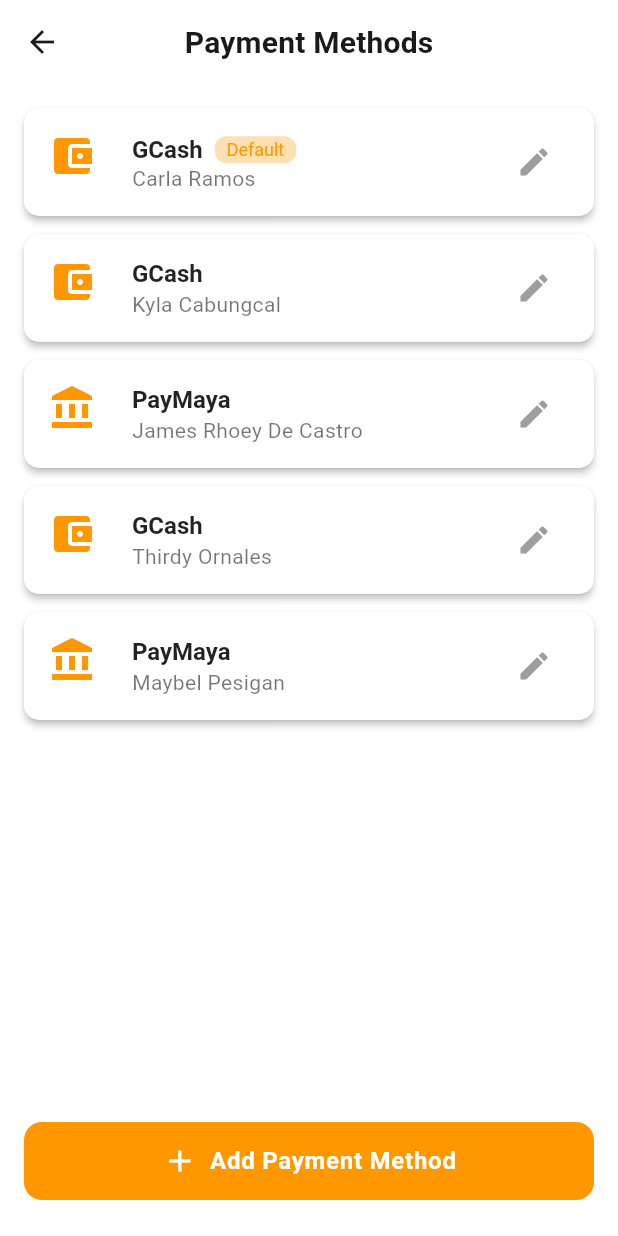
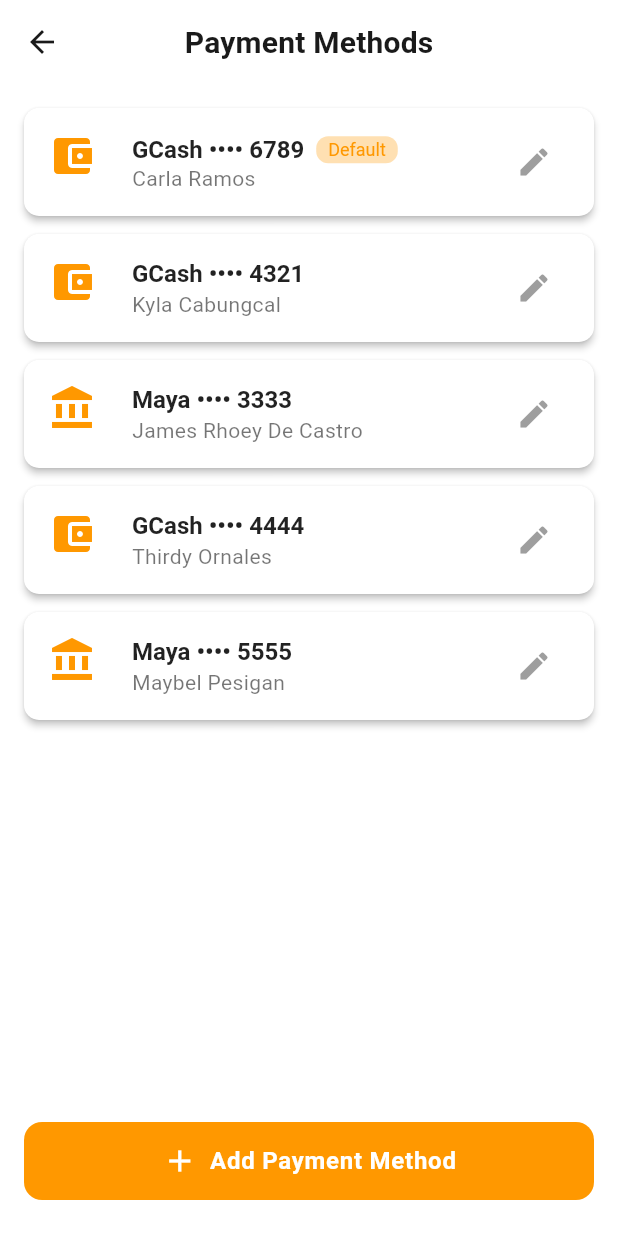
Before and after one commit to jamesrhoey/RamenFullXpress, a Flutter app: the PaymentmethodPage screen opened by its route, on a phone screen of 412 x 824 dp. Run offline on Flutter 3.47's test engine with Material 3 defaults, Android fonts, the phone set to English and light mode, and no system bars.

Commit message:
payment methods

```diff
--- a/ramenmobileapp/lib/edit_payment_method_page.dart
+++ b/ramenmobileapp/lib/edit_payment_method_page.dart
@@ -1,6 +1,5 @@
 import 'package:flutter/material.dart';
-
-enum PaymentType { gcash, maya }
+import 'models/payment_method.dart';
 
 class EditPaymentMethodPage extends StatefulWidget {
   final Map<String, dynamic>? paymentMethod;
@@ -94,22 +93,22 @@ class _EditPaymentMethodPageState extends State<EditPaymentMethodPage> {
                   });
                 },
                 style: ButtonStyle(
-                  backgroundColor: MaterialStateProperty.resolveWith<Color>((
-                    Set<MaterialState> states,
-                  ) {
+                  backgroundColor: MaterialStateProperty.resolveWith<Color>(
+                    (Set<MaterialState> states) {
                       if (states.contains(MaterialState.selected)) {
                         return Colors.deepOrange.withAlpha((0.08 * 255).toInt());
                       }
                       return Colors.grey[50]!;
-                  }),
-                  foregroundColor: MaterialStateProperty.resolveWith<Color>((
-                    Set<MaterialState> states,
-                  ) {
+                    },
+                  ),
+                  foregroundColor: MaterialStateProperty.resolveWith<Color>(
+                    (Set<MaterialState> states) {
                       if (states.contains(MaterialState.selected)) {
                         return Colors.deepOrange;
                       }
                       return Colors.grey;
-                  }),
+                    },
+                  ),
                 ),
               ),
               const SizedBox(height: 24),
@@ -137,9 +136,6 @@ class _EditPaymentMethodPageState extends State<EditPaymentMethodPage> {
                 validator: (value) {
                   if (value == null || value.isEmpty) {
                     return 'Please enter account number';
-                  }
-                  if (!RegExp(r'^\d{11}$').hasMatch(value)) {
-                    return 'Please enter a valid 11-digit account number';
                   }
                   return null;
                 },
--- a/ramenmobileapp/lib/models/payment_method.dart
+++ b/ramenmobileapp/lib/models/payment_method.dart
@@ -21,11 +21,14 @@ class PaymentMethod {
   });
 
   String get displayName {
+    String lastDigits = accountNumber.length >= 4
+        ? accountNumber.substring(accountNumber.length - 4)
+        : accountNumber;
     switch (type) {
       case PaymentType.gcash:
-        return 'GCash •••• ${accountNumber.substring(accountNumber.length - 4)}';
+        return 'GCash •••• ' + lastDigits;
       case PaymentType.maya:
-        return 'Maya •••• ${accountNumber.substring(accountNumber.length - 4)}';
+        return 'Maya •••• ' + lastDigits;
     }
   }
 
--- a/ramenmobileapp/lib/paymentmethod_page.dart
+++ b/ramenmobileapp/lib/paymentmethod_page.dart
@@ -1,5 +1,6 @@
 import 'package:flutter/material.dart';
 import 'models/payment_method.dart';
+import 'edit_payment_method_page.dart';
 
 class PaymentmethodPage extends StatefulWidget {
   const PaymentmethodPage({super.key});
@@ -9,50 +10,131 @@ class PaymentmethodPage extends StatefulWidget {
 }
 
 class _PaymentmethodPageState extends State<PaymentmethodPage> {
-  String defaultMethod = "GCash - Carla Ramos";
-
-  final List<Map<String, dynamic>> paymentMethods = [
-    {
-      "name": "GCash",
-      "icon": Icons.account_balance_wallet,
-      "holder": "Carla Ramos",
-    },
-    {
-      "name": "GCash",
-      "icon": Icons.account_balance_wallet,
-      "holder": "Kyla Cabungcal",
-    },
-    {
-      "name": "PayMaya",
-      "icon": Icons.account_balance,
-      "holder": "James Rhoey De Castro",
-    },
-    {
-      "name": "GCash",
-      "icon": Icons.account_balance_wallet,
-      "holder": "Thirdy Ornales",
-    },
-    {
-      "name": "PayMaya",
-      "icon": Icons.account_balance,
-      "holder": "Maybel Pesigan",
-    },
-  ];
-
-  String getDisplayName(Map<String, dynamic> method) {
-    return "${method['name']} - ${method['holder']}";
-  }
-
-  // Sample payment method data
-  final List<PaymentMethod> paymentMethods = [
+  List<PaymentMethod> paymentMethods = [
     PaymentMethod(
       id: '1',
       type: PaymentType.gcash,
-      title: 'John Doe',
+      title: 'Carla Ramos',
       accountNumber: '09123456789',
       isDefault: true,
     ),
+    PaymentMethod(
+      id: '2',
+      type: PaymentType.gcash,
+      title: 'Kyla Cabungcal',
+      accountNumber: '09987654321',
+      isDefault: false,
+    ),
+    PaymentMethod(
+      id: '3',
+      type: PaymentType.maya,
+      title: 'James Rhoey De Castro',
+      accountNumber: '09112223333',
+      isDefault: false,
+    ),
+    PaymentMethod(
+      id: '4',
+      type: PaymentType.gcash,
+      title: 'Thirdy Ornales',
+      accountNumber: '09223334444',
+      isDefault: false,
+    ),
+    PaymentMethod(
+      id: '5',
+      type: PaymentType.maya,
+      title: 'Maybel Pesigan',
+      accountNumber: '09334445555',
+      isDefault: false,
+    ),
   ];
+
+  void _setDefaultMethod(int index) {
+    setState(() {
+      for (int i = 0; i < paymentMethods.length; i++) {
+        paymentMethods[i] = PaymentMethod(
+          id: paymentMethods[i].id,
+          type: paymentMethods[i].type,
+          title: paymentMethods[i].title,
+          accountNumber: paymentMethods[i].accountNumber,
+          isDefault: i == index,
+        );
+      }
+    });
+  }
+
+  Future<void> _addPaymentMethod() async {
+    final result = await Navigator.push(
+      context,
+      MaterialPageRoute(
+        builder: (context) => const EditPaymentMethodPage(),
+      ),
+    );
+    if (result != null && result is Map<String, dynamic>) {
+      setState(() {
+        // If set as default, unset all others
+        if (result['isDefault'] == true) {
+          for (int i = 0; i < paymentMethods.length; i++) {
+            paymentMethods[i] = PaymentMethod(
+              id: paymentMethods[i].id,
+              type: paymentMethods[i].type,
+              title: paymentMethods[i].title,
+              accountNumber: paymentMethods[i].accountNumber,
+              isDefault: false,
+            );
+          }
+        }
+        paymentMethods.add(
+          PaymentMethod(
+            id: DateTime.now().millisecondsSinceEpoch.toString(),
+            type: result['type'],
+            title: result['title'],
+            accountNumber: result['accountNumber'],
+            isDefault: result['isDefault'] ?? false,
+          ),
+        );
+      });
+    }
+  }
+
+  Future<void> _editPaymentMethod(int index) async {
+    final method = paymentMethods[index];
+    final result = await Navigator.push(
+      context,
+      MaterialPageRoute(
+        builder: (context) => EditPaymentMethodPage(
+          paymentMethod: {
+            'type': method.type,
+            'title': method.title,
+            'accountNumber': method.accountNumber,
+            'isDefault': method.isDefault,
+          },
+        ),
+      ),
+    );
+    if (result != null && result is Map<String, dynamic>) {
+      setState(() {
+        // If set as default, unset all others
+        if (result['isDefault'] == true) {
+          for (int i = 0; i < paymentMethods.length; i++) {
+            paymentMethods[i] = PaymentMethod(
+              id: paymentMethods[i].id,
+              type: paymentMethods[i].type,
+              title: paymentMethods[i].title,
+              accountNumber: paymentMethods[i].accountNumber,
+              isDefault: false,
+            );
+          }
+        }
+        paymentMethods[index] = PaymentMethod(
+          id: method.id,
+          type: result['type'],
+          title: result['title'],
+          accountNumber: result['accountNumber'],
+          isDefault: result['isDefault'] ?? false,
+        );
+      });
+    }
+  }
 
   @override
   Widget build(BuildContext context) {
@@ -65,7 +147,6 @@ class _PaymentmethodPageState extends State<PaymentmethodPage> {
         ),
         centerTitle: true,
       ),
-
       body: Column(
         children: [
           Expanded(
@@ -74,8 +155,6 @@ class _PaymentmethodPageState extends State<PaymentmethodPage> {
               itemCount: paymentMethods.length,
               itemBuilder: (context, index) {
                 final method = paymentMethods[index];
-                final isDefault = getDisplayName(method) == defaultMethod;
-
                 return Card(
                   margin: const EdgeInsets.only(bottom: 12),
                   elevation: 2,
@@ -84,17 +163,17 @@ class _PaymentmethodPageState extends State<PaymentmethodPage> {
                   ),
                   child: ListTile(
                     leading: Icon(
-                      method['icon'],
+                      method.icon,
                       color: Colors.orange,
                       size: 32,
                     ),
                     title: Row(
                       children: [
                         Text(
-                          method['name'],
+                          method.displayName,
                           style: const TextStyle(fontWeight: FontWeight.bold),
                         ),
-                        if (isDefault)
+                        if (method.isDefault)
                           Container(
                             margin: const EdgeInsets.only(left: 8),
                             padding: const EdgeInsets.symmetric(
@@ -115,17 +194,15 @@ class _PaymentmethodPageState extends State<PaymentmethodPage> {
                           ),
                       ],
                     ),
-                    subtitle: Text(method['holder']),
+                    subtitle: Text(method.title),
                     trailing: IconButton(
                       icon: const Icon(Icons.edit, color: Colors.grey),
                       onPressed: () {
-                        // Edit logic here
+                        _editPaymentMethod(index);
                       },
                     ),
                     onTap: () {
-                      setState(() {
-                        defaultMethod = getDisplayName(method);
-                      });
+                      _setDefaultMethod(index);
                     },
                   ),
                 );
@@ -137,9 +214,7 @@ class _PaymentmethodPageState extends State<PaymentmethodPage> {
             child: SizedBox(
               width: double.infinity,
               child: ElevatedButton.icon(
-                onPressed: () {
-                  // Add payment method logic
-                },
+                onPressed: _addPaymentMethod,
                 icon: const Icon(Icons.add),
                 label: const Text('Add Payment Method'),
                 style: ElevatedButton.styleFrom(
@@ -147,12 +222,14 @@ class _PaymentmethodPageState extends State<PaymentmethodPage> {
                   foregroundColor: Colors.white,
                   padding: const EdgeInsets.symmetric(vertical: 14),
                   shape: RoundedRectangleBorder(
-                   borderRadius: BorderRadius.circular(12),
-
+                    borderRadius: BorderRadius.circular(12),
                   ),
                 ),
-              ],
-           ),
+              ),
+            ),
+          ),
+        ],
+      ),
     );
   }
 }
```
Lines whose indentation alone changed are shown as unchanged.
